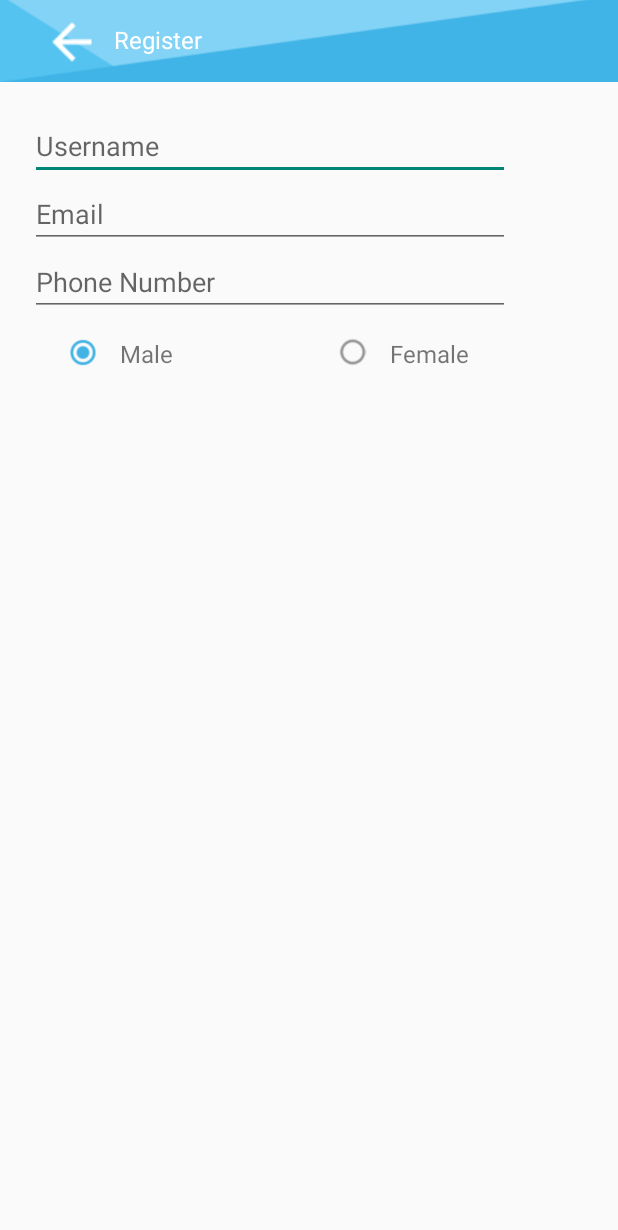
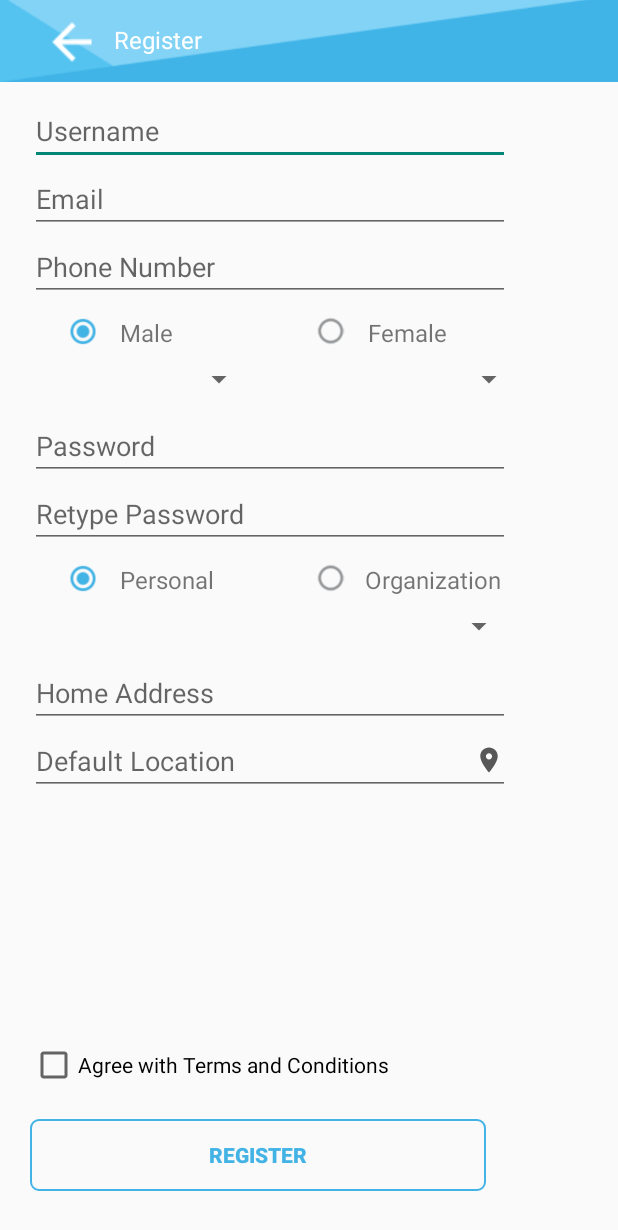
Before and after one commit to izun009/Latihan2-AKB, an Android app: the layout activity_register.xml on its own in the app's theme, with its tools: preview values and no code run, on a phone screen of 412 x 824 dp. Shown: the top 1230 px of the screen. Run offline under Robolectric (Android 15) with nearby library versions, the phone set to English and light mode, and no system bars.

```diff
--- a/app/build.gradle
+++ b/app/build.gradle
@@ -34,4 +34,5 @@ dependencies {
     testImplementation 'junit:junit:4.12'
     androidTestImplementation 'androidx.test.ext:junit:1.1.1'
     androidTestImplementation 'androidx.test.espresso:espresso-core:3.2.0'
+    implementation 'com.google.android.gms:play-services-maps:17.0.0'
 }
--- a/app/src/main/java/com/example/latihan2/Almost_there.kt
+++ b/app/src/main/java/com/example/latihan2/Almost_there.kt
@@ -8,5 +8,7 @@ class Almost_there : AppCompatActivity() {
     override fun onCreate(savedInstanceState: Bundle?) {
         super.onCreate(savedInstanceState)
         setContentView(R.layout.activity_almost_there)
+
+        val position = intent.getIntExtra("position",0)
     }
 }
--- a/app/src/main/java/com/example/latihan2/Register.kt
+++ b/app/src/main/java/com/example/latihan2/Register.kt
@@ -1,12 +1,113 @@
 package com.example.latihan2
 
+import android.content.Intent
 import androidx.appcompat.app.AppCompatActivity
 import android.os.Bundle
+import android.view.View
+import android.widget.*
+import kotlinx.android.synthetic.main.activity_register.*
 
 class Register : AppCompatActivity() {
+
+    lateinit var User : EditText
+    lateinit var Blood : Spinner
+    lateinit var cek : CheckBox
+
+//    var spinner1 = arrayOf("Blood Type", "A","B","AB","O")
+//    var spinner:Spinner? = null
 
     override fun onCreate(savedInstanceState: Bundle?) {
         super.onCreate(savedInstanceState)
         setContentView(R.layout.activity_register)
+
+//        val spinner1: Spinner = findViewById(R.id.spinner_blood)
+//        val spinner2: Spinner = findViewById(R.id.spinner_reshus)
+
+        val sp_blood = arrayOf("Blood Type", "A","B","AB","O")
+        val adapterBlood = ArrayAdapter<String>(this, android.R.layout.simple_list_item_1, sp_blood)
+        val spinner = findViewById(R.id.spinner_blood) as Spinner
+        spinner.adapter = adapterBlood
+
+        spinner.onItemSelectedListener = object : AdapterView.OnItemSelectedListener {
+            override fun onItemSelected(
+                parent: AdapterView<*>,
+                view: View,
+                position: Int,
+                id: Long
+            ) {
+                spinner.setSelection(position)
+                val selecteditem = parent.getItemAtPosition(position).toString()
+                if (selecteditem == "A"){
+
+
+                val intent = Intent(this, Almost_there::class.java)
+                intent.putExtra("position",position)
+                    startActivity(intent)
+
+            }
+        }
+
+//        User = findViewById(R.id.username)
+//        spinner = this.spinner_blood
+//        spinner!!.setOnItemSelectedListener(this)
+//
+//        val aa = ArrayAdapter(this,android.R.layout.simple_spinner_item,spinner1)
+//        aa.setDropDownViewResource(android.R.layout.simple_spinner_dropdown_item)
+//        spinner!!.setAdapter(aa)
+
+//        ArrayAdapter.createFromResource(
+//            this,
+//            R.array.spinner_blood,
+//            android.R.layout.simple_spinner_item
+//        ).also { adapter ->
+//            adapter.setDropDownViewResource(android.R.layout.simple_spinner_dropdown_item)
+//            spinner1.adapter = adapter
+//        }
+//
+//        ArrayAdapter.createFromResource(
+//            this,
+//            R.array.spinner_reshus,
+//            android.R.layout.simple_spinner_item
+//        ).also { adapter ->
+//            adapter.setDropDownViewResource(android.R.layout.simple_spinner_dropdown_item)
+//            spinner2.adapter = adapter
+//        }
+
+
+//        checkBox_agree.setOnClickListener(View.OnClickListener {
+//            if (checkBox_agree.isChecked){
+//                Toast.makeText(this, "Anda Menyetujui", Toast.LENGTH_SHORT).show()
+//                btn_register.setOnClickListener {
+//                 val intent = Intent(this, Almost_there::class.java)
+//                    startActivity(intent)
+//                }
+//            } else {
+//                Toast.makeText(this, "Anda Belum Menyetujui", Toast.LENGTH_SHORT).show()
+//                return@OnClickListener
+//            }
+//        })
+
+//        fun onCheckboxClicked(view: View){
+//           if (view is CheckBox){
+//               val checked: Boolean = view.isChecked
+//
+//               when(view.id){
+//                   R.id.checkBox_agree -> {
+//                       if (checked){
+//                           Toast.makeText(this, "Anda Menyetujui", Toast.LENGTH_SHORT).show()
+//                           btn_register.setOnClickListener {
+//                               val intent = Intent(this, Almost_there::class.java)
+//                               startActivity(intent)
+//                           }
+//                       }  else {
+//                            Toast.makeText(this, "Anda Belum Menyetujui", Toast.LENGTH_SHORT).show()
+//                        }
+//                   }
+//               }
+//           }
+//        }
+
+
+
     }
 }
--- a/app/src/main/res/drawable/btn.xml
+++ b/app/src/main/res/drawable/btn.xml
@@ -2,5 +2,4 @@
 <selector xmlns:android="http://schemas.android.com/apk/res/android">
     <item android:drawable="@drawable/btn_hover" android:state_pressed="false"/>
     <item android:drawable="@drawable/btn_login_custom" android:state_pressed="true" />
-
 </selector>
--- a/app/src/main/res/drawable/btn_register.xml
+++ b/app/src/main/res/drawable/btn_register.xml
@@ -1,5 +1,6 @@
 <?xml version="1.0" encoding="utf-8"?>
 <shape xmlns:android="http://schemas.android.com/apk/res/android">
 
-    <solid android:color="@color/lightBlue" android:width="1dp"/>
+    <stroke android:color="@color/lightBlue" android:width="1dp"/>
+    <corners android:radius="5dp"/>
 </shape>
--- /dev/null
+++ b/app/src/main/res/drawable/ic_location_on_black_24dp.xml
@@ -0,0 +1,5 @@
+<vector android:alpha="0.65" android:height="20dp"
+    android:viewportHeight="24.0" android:viewportWidth="24.0"
+    android:width="20dp" xmlns:android="http://schemas.android.com/apk/res/android">
+    <path android:fillColor="#FF000000" android:pathData="M12,2C8.13,2 5,5.13 5,9c0,5.25 7,13 7,13s7,-7.75 7,-13c0,-3.87 -3.13,-7 -7,-7zM12,11.5c-1.38,0 -2.5,-1.12 -2.5,-2.5s1.12,-2.5 2.5,-2.5 2.5,1.12 2.5,2.5 -1.12,2.5 -2.5,2.5z"/>
+</vector>
--- a/app/src/main/res/layout/activity_register.xml
+++ b/app/src/main/res/layout/activity_register.xml
@@ -35,8 +35,7 @@
         android:layout_toRightOf="@id/imageView7"
         android:text="@string/register2"
         android:textColor="@color/Background"
-        android:textSize="16sp"
-        />
+        android:textSize="16sp" />
 
     <EditText
         android:id="@+id/username"
@@ -46,7 +45,7 @@
         android:hint="@string/Username"
         android:inputType="textPersonName"
         android:layout_below="@id/imageView3"
-        android:layout_marginTop="20dp"
+        android:layout_marginTop="10dp"
         android:layout_marginLeft="20dp" />
 
     <EditText
@@ -75,7 +74,7 @@
         android:layout_height="20dp"
         android:layout_below="@id/phone"
         android:layout_marginLeft="40dp"
-        android:layout_marginTop="14dp"
+        android:layout_marginTop="10dp"
         app:srcCompat="@drawable/ic_register_radio_on" />
 
     <TextView
@@ -85,7 +84,7 @@
         android:text="@string/male"
         android:layout_below="@id/phone"
         android:layout_toRightOf="@id/radio_male"
-        android:layout_marginTop="14dp"
+        android:layout_marginTop="10dp"
         android:layout_marginLeft="10dp"
         android:textSize="16dp" />
 
@@ -94,8 +93,8 @@
         android:layout_width="wrap_content"
         android:layout_height="20dp"
         android:layout_below="@id/phone"
-        android:layout_marginLeft="220dp"
-        android:layout_marginTop="14dp"
+        android:layout_marginLeft="205dp"
+        android:layout_marginTop="10dp"
         app:srcCompat="@drawable/ic_register_radio_off" />
 
     <TextView
@@ -105,9 +104,136 @@
         android:text="@string/Female"
         android:layout_below="@id/phone"
         android:layout_toRightOf="@id/radio_female"
-        android:layout_marginTop="14dp"
+        android:layout_marginTop="10dp"
         android:layout_marginLeft="10dp"
         android:textSize="16dp" />
 
+    <Spinner
+        android:id="@+id/spinner_blood"
+        android:layout_width="150dp"
+        android:layout_height="wrap_content"
+        android:layout_below="@id/radio_male"
+        android:layout_marginTop="10dp"
+        android:layout_marginLeft="20dp" />
+
+    <Spinner
+        android:id="@+id/spinner_reshus"
+        android:layout_width="150dp"
+        android:layout_height="wrap_content"
+        android:layout_below="@id/radio_female"
+        android:layout_marginTop="10dp"
+        android:layout_marginLeft="200dp" />
+
+    <EditText
+        android:id="@+id/password"
+        android:layout_width="wrap_content"
+        android:layout_height="wrap_content"
+        android:ems="15"
+        android:hint="@string/Password"
+        android:inputType="textPassword"
+        android:layout_below="@id/spinner_blood"
+        android:layout_marginLeft="20dp"
+        android:layout_marginTop="10dp" />
+
+    <EditText
+        android:id="@+id/retype"
+        android:layout_width="wrap_content"
+        android:layout_height="wrap_content"
+        android:ems="15"
+        android:hint="@string/retype"
+        android:inputType="textPassword"
+        android:layout_below="@id/password"
+        android:layout_marginLeft="20dp" />
+
+    <ImageView
+        android:id="@+id/radio_personal"
+        android:layout_width="wrap_content"
+        android:layout_height="20dp"
+        android:layout_below="@id/retype"
+        android:layout_marginLeft="40dp"
+        android:layout_marginTop="10dp"
+        app:srcCompat="@drawable/ic_register_radio_on" />
+
+    <TextView
+        android:id="@+id/txtPersonal"
+        android:layout_width="wrap_content"
+        android:layout_height="wrap_content"
+        android:text="@string/personal"
+        android:layout_below="@id/retype"
+        android:layout_toRightOf="@id/radio_male"
+        android:layout_marginTop="10dp"
+        android:layout_marginLeft="10dp"
+        android:textSize="16dp" />
+
+    <ImageView
+        android:id="@+id/radio_organization"
+        android:layout_width="wrap_content"
+        android:layout_height="20dp"
+        android:layout_below="@id/retype"
+        android:layout_marginLeft="205dp"
+        android:layout_marginTop="10dp"
+        app:srcCompat="@drawable/ic_register_radio_off" />
+
+    <TextView
+        android:id="@+id/textOrganization"
+        android:layout_width="wrap_content"
+        android:layout_height="wrap_content"
+        android:text="@string/organization"
+        android:layout_below="@id/retype"
+        android:layout_toRightOf="@id/radio_female"
+        android:layout_marginTop="10dp"
+        android:layout_marginLeft="8dp"
+        android:textSize="16dp" />
+
+    <Spinner
+        android:id="@+id/spinner_job"
+        android:layout_width="323dp"
+        android:layout_height="wrap_content"
+        android:layout_below="@id/radio_personal"
+        android:layout_marginLeft="20dp"
+        android:layout_marginTop="10dp" />
+
+    <EditText
+        android:id="@+id/address"
+        android:layout_width="wrap_content"
+        android:layout_height="wrap_content"
+        android:ems="15"
+        android:hint="@string/home_address"
+        android:inputType="textPersonName"
+        android:layout_below="@id/spinner_job"
+        android:layout_marginTop="10dp"
+        android:layout_marginLeft="20dp" />
+    <EditText
+        android:id="@+id/location"
+        android:layout_width="wrap_content"
+        android:layout_height="wrap_content"
+        android:ems="15"
+        android:hint="@string/default_location"
+        android:inputType="textPersonName"
+        android:layout_below="@id/address"
+        android:layout_marginLeft="20dp"
+        android:drawableEnd="@drawable/ic_location_on_black_24dp" />
+
+    <CheckBox
+        android:id="@+id/checkBox_agree"
+        android:layout_width="wrap_content"
+        android:layout_height="wrap_content"
+        android:layout_above="@id/btn_register"
+        android:text="@string/agree"
+        android:layout_marginLeft="20dp"
+        android:layout_marginBottom="20dp" />
+
+    <Button
+        android:id="@+id/btn_register"
+        android:layout_width="wrap_content"
+        android:layout_height="wrap_content"
+        android:layout_alignParentBottom="true"
+        android:layout_marginBottom="30dp"
+        android:layout_marginLeft="20dp"
+        android:ems="19"
+        android:text="@string/register"
+        android:background="@drawable/btn_register"
+        android:textColor="@color/lightBlue" />
+
 
 </RelativeLayout>
--- a/app/src/main/res/values/strings.xml
+++ b/app/src/main/res/values/strings.xml
@@ -21,7 +21,6 @@
     <string name="phone">Phone Number</string>
     <string name="male">Male</string>
     <string name="Female">Female</string>
-    <string name="blood">Blood Type</string>
     <string name="reshus">Reshus</string>
     <string name="retype">Retype Password</string>
     <string name="personal">Personal</string>
@@ -31,5 +30,17 @@
     <string name="default_location">Default Location</string>
     <string name="agree">Agree with Terms and Conditions</string>
 
+<!--    <string-array name="spinner_blood">-->
+<!--        <item>Blood Type</item>-->
+<!--        <item>A</item>-->
+<!--        <item>B</item>-->
+<!--        <item>AB</item>-->
+<!--        <item>O</item>-->
+<!--    </string-array>-->
+<!--    <string-array name="spinner_reshus">-->
+<!--        <item>Reshus</item>-->
+<!--        <item>+ Positive</item>-->
+<!--        <item>- Negative</item>-->
+<!--    </string-array>-->
 
 </resources>
```
Also changed, not shown: app/src/main/res/drawable-v24/ic_blood_needed_location.png (added).
